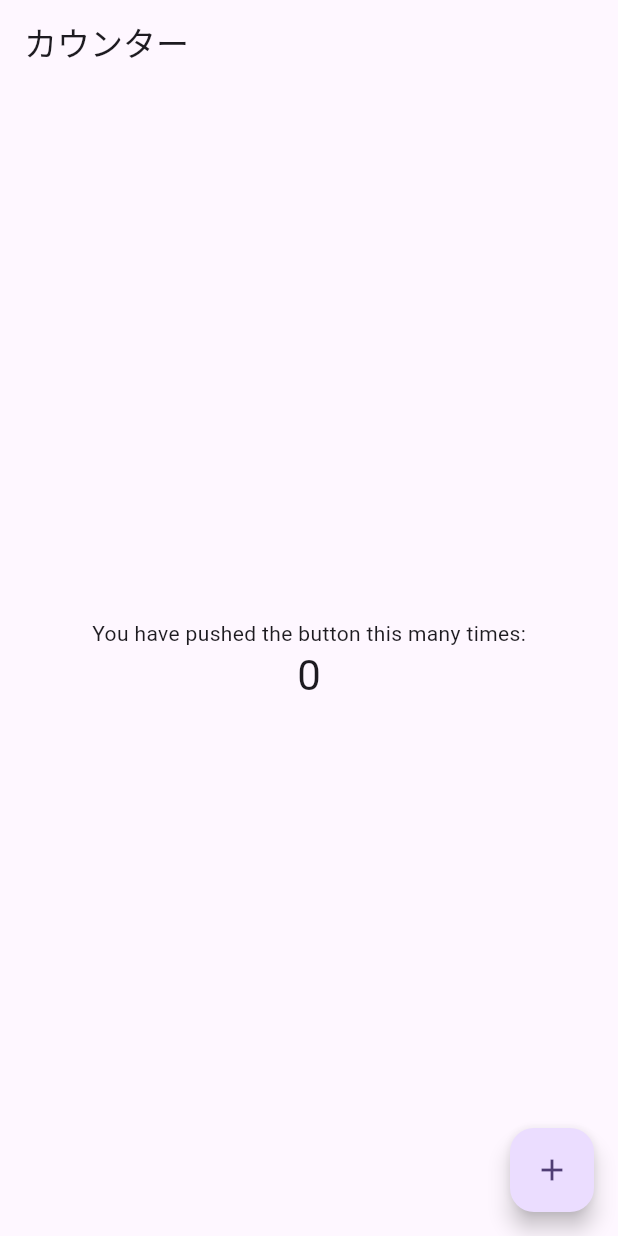
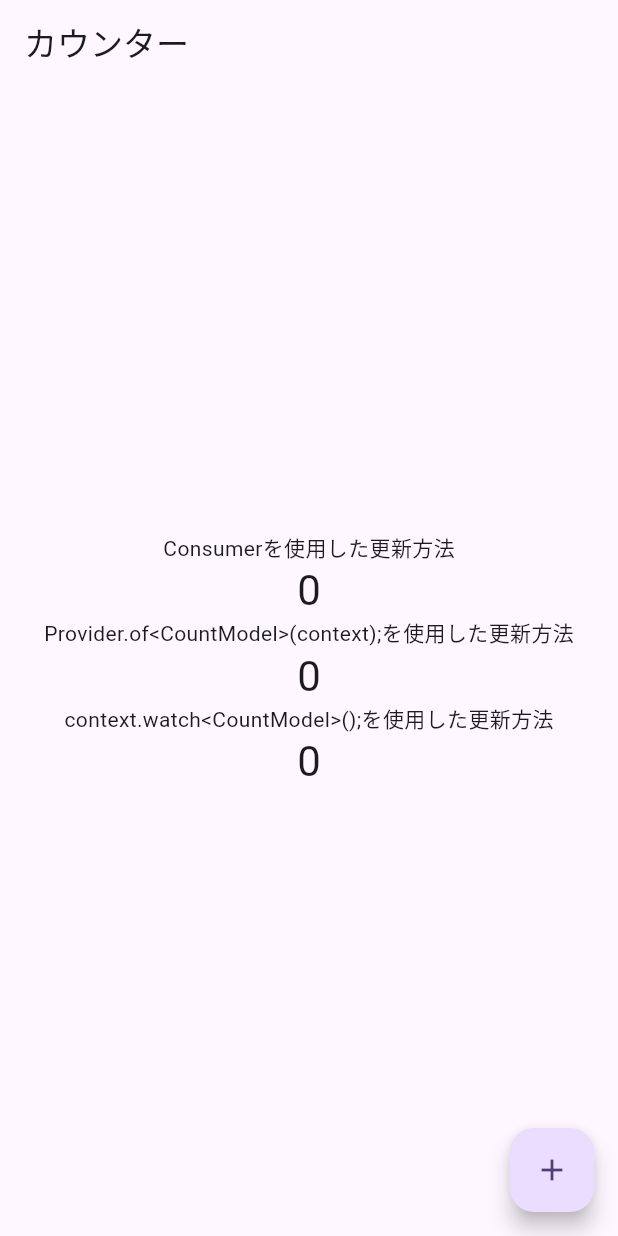
Before and after one commit to naoyamatsunaga/counter, a Flutter app: the screen it shows after launch, on a phone screen of 412 x 824 dp. Run offline on Flutter 3.47's test engine with Material 3 defaults, Android fonts, the phone set to English and light mode, and no system bars.

Commit message:
Consumer以外で監視する別の方法を実装

```diff
--- a/lib/main.dart
+++ b/lib/main.dart
@@ -36,12 +36,33 @@ class _MyHomePage extends StatelessWidget {
             mainAxisAlignment: MainAxisAlignment.center,
             children: <Widget>[
               const Text(
-                'You have pushed the button this many times:',
+                'Consumerを使用した更新方法',
               ),
               // providerでは、Consumerが適用されたものだけを再ビルドすることができる
+              // Consumerで囲む他に４種類書き方がある
               Consumer<CountModel>(builder: (context, model, child) {
                 return Text(
                   '${model.counter}',
+                  style: Theme.of(context).textTheme.headlineMedium,
+                );
+              }),
+              const Text(
+                'Provider.of<CountModel>(context);を使用した更新方法',
+              ),
+              Builder(builder: (context) {
+                final model2 = Provider.of<CountModel>(context);
+                return Text(
+                  '${model2.counter}',
+                  style: Theme.of(context).textTheme.headlineMedium,
+                );
+              }),
+              const Text(
+                'context.watch<CountModel>();を使用した更新方法',
+              ),
+              Builder(builder: (context) {
+                final model3 = context.watch<CountModel>();
+                return Text(
+                  '${model3.counter}',
                   style: Theme.of(context).textTheme.headlineMedium,
                 );
               }),
@@ -49,7 +70,10 @@ class _MyHomePage extends StatelessWidget {
           ),
         ),
         floatingActionButton: Builder(builder: (context) {
-          return Consumer<CountModel>(builder: (context, model, child) {
+          //return Consumer<CountModel>(builder: (context, model, child) {
+          // Consumerで囲む以外の方法
+          // count_modelにアクセスしたいだけなので、readで良い（watchでも動きはする）
+          final model = context.read<CountModel>();
           return FloatingActionButton(
             onPressed: () {
               model.incrementCounter();
@@ -57,7 +81,7 @@ class _MyHomePage extends StatelessWidget {
             tooltip: 'Increment',
             child: const Icon(Icons.add),
           );
-          });
+          //}),
         }),
       ),
     );
```
Lines whose indentation alone changed are shown as unchanged.
